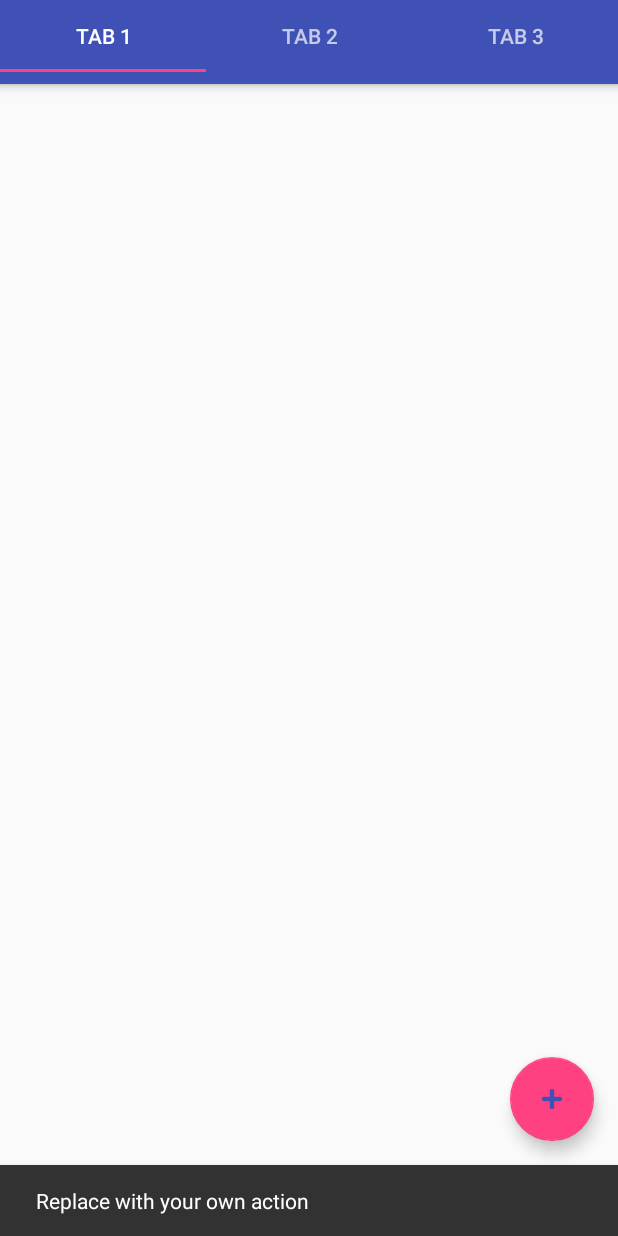
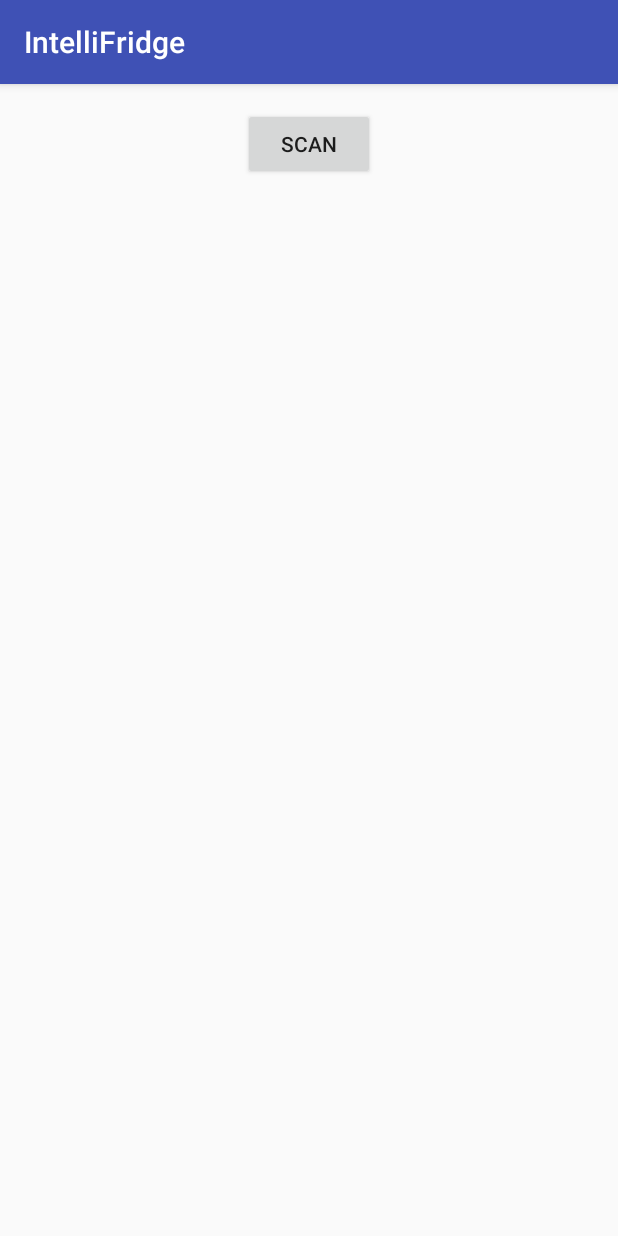
Before and after one commit to He201275/IntelliFridge, an Android app: the screen it shows after launch (MainActivity before the commit, BarcodeReader after it), after a tap on an icon or button, on a phone screen of 412 x 824 dp. Run offline under Robolectric (Android 15) with nearby library versions, the light colour scheme and no system bars; libraries missing offline, so code that uses them is left out: com.google.zxing.integration; 2 statements that could not run were skipped.

Commit message:
Added barcode reader

```diff
--- a/Android/IntelliFridge/app/build.gradle
+++ b/Android/IntelliFridge/app/build.gradle
@@ -27,5 +27,7 @@ dependencies {
     compile 'com.android.support:appcompat-v7:23.4.0'
     compile 'com.android.support:design:23.4.0'
     compile 'com.android.support:support-v4:23.4.0'
+    compile 'com.journeyapps:zxing-android-embedded:3.0.2@aar'
+    compile 'com.google.zxing:core:3.2.0'
     testCompile 'junit:junit:4.12'
 }
--- a/Android/IntelliFridge/app/src/main/AndroidManifest.xml
+++ b/Android/IntelliFridge/app/src/main/AndroidManifest.xml
@@ -1,6 +1,10 @@
 <?xml version="1.0" encoding="utf-8"?>
 <manifest xmlns:android="http://schemas.android.com/apk/res/android"
     package="com.intellifridge.intellifridge">
+
+    <uses-permission android:name="android.permission.CAMERA" />
+    <uses-feature android:name="android.hardware.camera" />
+    <uses-feature android:name="android.hardware.camera.autofocus" />
 
     <application
         android:allowBackup="true"
@@ -18,6 +22,7 @@
                 <category android:name="android.intent.category.LAUNCHER" />
             </intent-filter>
         </activity>
+        <activity android:name=".BarcodeReader"></activity>
     </application>
 
 </manifest>
--- /dev/null
+++ b/Android/IntelliFridge/app/src/main/java/com/intellifridge/intellifridge/BarcodeReader.java
@@ -0,0 +1,50 @@
+package com.intellifridge.intellifridge;
+
+import android.content.DialogInterface;
+import android.content.Intent;
+import android.support.v7.app.AppCompatActivity;
+import android.os.Bundle;
+import android.view.View;
+import android.widget.Button;
+import android.widget.TextView;
+import android.widget.Toast;
+
+import com.google.zxing.integration.android.IntentIntegrator;
+import com.google.zxing.integration.android.IntentResult;
+
+public class BarcodeReader extends AppCompatActivity implements View.OnClickListener {
+    private Button scanBtn;
+    private TextView formatTxt, contextTxt;
+
+    @Override
+    protected void onCreate(Bundle savedInstanceState) {
+        super.onCreate(savedInstanceState);
+        setContentView(R.layout.activity_barcode_reader);
+
+        scanBtn = (Button)findViewById(R.id.scan_button);
+        formatTxt = (TextView)findViewById(R.id.scan_format);
+        contextTxt = (TextView)findViewById(R.id.scan_content);
+
+        scanBtn.setOnClickListener(this);
+    }
+
+    public void onClick(View view){
+        if(view.getId()==R.id.scan_button){
+            IntentIntegrator scanIntegrator = new IntentIntegrator(this);
+            scanIntegrator.initiateScan();
+        }
+    }
+
+    public void onActivityResult(int requestCode, int resultCode, Intent intent){
+        IntentResult scanningResult = IntentIntegrator.parseActivityResult(requestCode, resultCode, intent);
+
+        if (scanningResult != null){
+            String scanContent = scanningResult.getContents();
+            String scanFormat = scanningResult.getFormatName();
+            formatTxt.setText("Format: " + scanFormat);
+            contextTxt.setText("Content: " + scanContent);
+        }else {
+            Toast.makeText(getApplicationContext(), "No Scan Data Received", Toast.LENGTH_SHORT).show();
+        }
+    }
+}
--- a/Android/IntelliFridge/app/src/main/java/com/intellifridge/intellifridge/MainActivity.java
+++ b/Android/IntelliFridge/app/src/main/java/com/intellifridge/intellifridge/MainActivity.java
@@ -1,5 +1,6 @@
 package com.intellifridge.intellifridge;
 
+import android.content.Intent;
 import android.os.Bundle;
 import android.support.design.widget.FloatingActionButton;
 import android.support.design.widget.Snackbar;
@@ -23,8 +24,8 @@ public class MainActivity extends AppCompatActivity {
         fab.setOnClickListener(new View.OnClickListener() {
             @Override
             public void onClick(View view) {
-                Snackbar.make(view, "Replace with your own action", Snackbar.LENGTH_LONG)
-                        .setAction("Action", null).show();
+                Intent intent = new Intent(MainActivity.this, BarcodeReader.class);
+                startActivity(intent);
             }
         });
         TabLayout tabLayout = (TabLayout) findViewById(R.id.tab_layout);
--- /dev/null
+++ b/Android/IntelliFridge/app/src/main/res/layout/activity_barcode_reader.xml
@@ -0,0 +1,35 @@
+<?xml version="1.0" encoding="utf-8"?>
+<RelativeLayout xmlns:android="http://schemas.android.com/apk/res/android"
+    xmlns:tools="http://schemas.android.com/tools"
+    android:id="@+id/activity_barcode_reader"
+    android:layout_width="match_parent"
+    android:layout_height="match_parent"
+    android:paddingBottom="@dimen/activity_vertical_margin"
+    android:paddingLeft="@dimen/activity_horizontal_margin"
+    android:paddingRight="@dimen/activity_horizontal_margin"
+    android:paddingTop="@dimen/activity_vertical_margin"
+    tools:context="com.intellifridge.intellifridge.BarcodeReader">
+
+    <Button
+        android:id="@+id/scan_button"
+        android:layout_width="wrap_content"
+        android:layout_height="wrap_content"
+        android:layout_centerHorizontal="true"
+        android:text="@string/scan_button"/>
+
+    <TextView
+        android:id="@+id/scan_format"
+        android:layout_width="wrap_content"
+        android:layout_height="wrap_content"
+        android:textIsSelectable="true"
+        android:layout_centerHorizontal="true"
+        android:layout_below="@id/scan_button" />
+
+    <TextView
+        android:id="@+id/scan_content"
+        android:layout_width="wrap_content"
+        android:layout_height="wrap_content"
+        android:textIsSelectable="true"
+        android:layout_centerHorizontal="true"
+        android:layout_below="@id/scan_format" />
+</RelativeLayout>
--- a/Android/IntelliFridge/app/src/main/res/values/strings.xml
+++ b/Android/IntelliFridge/app/src/main/res/values/strings.xml
@@ -9,4 +9,6 @@
 
     <!-- TODO: Remove or change this placeholder text -->
     <string name="hello_blank_fragment">Hello blank fragment</string>
+
+    <string name="scan_button">Scan</string>
 </resources>
```
